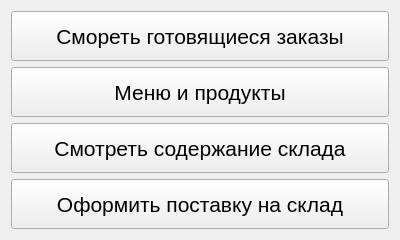
Old version of the form mainmenuwidget.ui in the repository Omn1/TUIadmin.
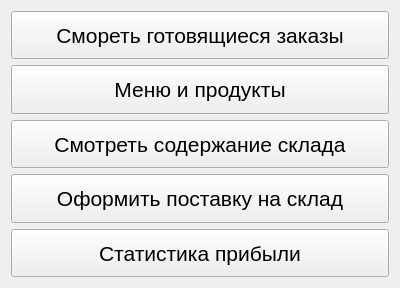
New version of the form.

```diff
--- a/mainmenuwidget.ui
+++ b/mainmenuwidget.ui
@@ -7,7 +7,7 @@
     <x>0</x>
     <y>0</y>
     <width>400</width>
-    <height>240</height>
+    <height>288</height>
    </rect>
   </property>
   <property name="sizePolicy">
@@ -98,6 +98,24 @@
      </property>
     </widget>
    </item>
+   <item row="4" column="0">
+    <widget class="QPushButton" name="statsButton">
+     <property name="sizePolicy">
+      <sizepolicy hsizetype="Expanding" vsizetype="Expanding">
+       <horstretch>0</horstretch>
+       <verstretch>0</verstretch>
+      </sizepolicy>
+     </property>
+     <property name="font">
+      <font>
+       <pointsize>16</pointsize>
+      </font>
+     </property>
+     <property name="text">
+      <string>Статистика прибыли</string>
+     </property>
+    </widget>
+   </item>
   </layout>
  </widget>
  <resources/>
```
